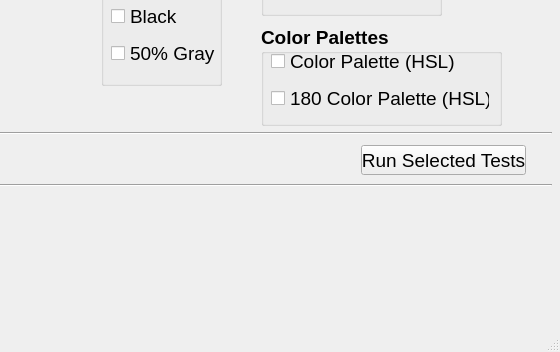
bu7ch3RiP/KursovaZSP, file mainwindow.ui: the form before one commit; both pictures show x 239 to 799 and y 304 to 656 of the 799 by 656 pixel window.
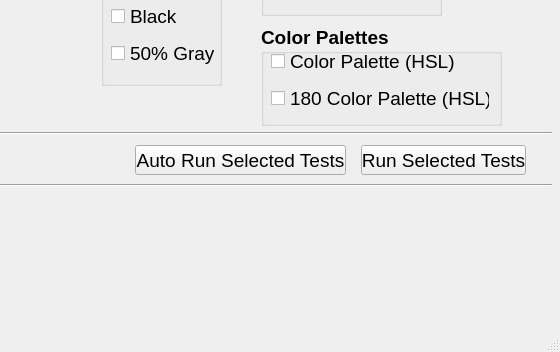
The form after the commit.

```diff
--- a/mainwindow.ui
+++ b/mainwindow.ui
@@ -921,6 +921,24 @@
      </item>
     </layout>
    </widget>
+   <widget class="QPushButton" name="AutoRunTests">
+    <property name="geometry">
+     <rect>
+      <x>374</x>
+      <y>430</y>
+      <width>211</width>
+      <height>30</height>
+     </rect>
+    </property>
+    <property name="font">
+     <font>
+      <pointsize>14</pointsize>
+     </font>
+    </property>
+    <property name="text">
+     <string>Auto Run Selected Tests</string>
+    </property>
+   </widget>
   </widget>
   <widget class="QMenuBar" name="menubar">
    <property name="geometry">
```
